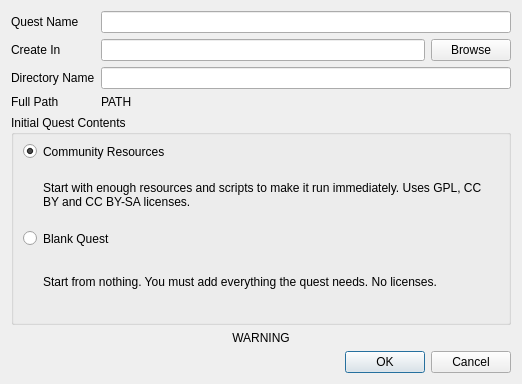
The window that src/widgets/new_quest_dialog.ui (Kangie/solarus) describes before a commit, drawn with Qt 5.
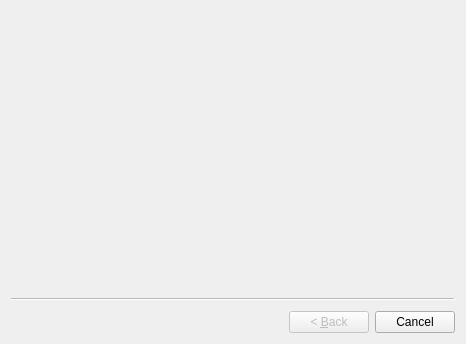
The same window after the commit. Icons and pictures are not drawn.

Commit message: Switched over to a QWizard instead of a straight QDialog.

```diff
--- a/src/widgets/new_quest_dialog.ui
+++ b/src/widgets/new_quest_dialog.ui
@@ -1,180 +1,18 @@
 <?xml version="1.0" encoding="UTF-8"?>
 <ui version="4.0">
  <class>SolarusEditor::NewQuestDialog</class>
- <widget class="QDialog" name="SolarusEditor::NewQuestDialog">
+ <widget class="QWizard" name="SolarusEditor::NewQuestDialog">
   <property name="geometry">
    <rect>
     <x>0</x>
     <y>0</y>
-    <width>522</width>
-    <height>384</height>
+    <width>466</width>
+    <height>344</height>
    </rect>
   </property>
   <property name="windowTitle">
    <string>Dialog</string>
   </property>
-  <layout class="QVBoxLayout" name="verticalLayout">
-   <item>
-    <layout class="QFormLayout" name="formLayout">
-     <item row="1" column="0">
-      <widget class="QLabel" name="directory_label">
-       <property name="text">
-        <string>Create In</string>
-       </property>
-      </widget>
-     </item>
-     <item row="1" column="1">
-      <layout class="QHBoxLayout" name="directory_layout">
-       <item>
-        <widget class="QLineEdit" name="directory_line_edit"/>
-       </item>
-       <item>
-        <widget class="QPushButton" name="directory_browse_button">
-         <property name="text">
-          <string>Browse</string>
-         </property>
-        </widget>
-       </item>
-      </layout>
-     </item>
-     <item row="0" column="0">
-      <widget class="QLabel" name="name_label">
-       <property name="enabled">
-        <bool>true</bool>
-       </property>
-       <property name="text">
-        <string>Quest Name</string>
-       </property>
-      </widget>
-     </item>
-     <item row="0" column="1">
-      <widget class="QLineEdit" name="name_line_edit">
-       <property name="enabled">
-        <bool>true</bool>
-       </property>
-      </widget>
-     </item>
-     <item row="2" column="0">
-      <widget class="QLabel" name="file_label">
-       <property name="text">
-        <string>Directory Name</string>
-       </property>
-      </widget>
-     </item>
-     <item row="3" column="0">
-      <widget class="QLabel" name="path_label">
-       <property name="text">
-        <string>Full Path</string>
-       </property>
-      </widget>
-     </item>
-     <item row="3" column="1">
-      <widget class="QLabel" name="path_value">
-       <property name="sizePolicy">
-        <sizepolicy hsizetype="Ignored" vsizetype="Ignored">
-         <horstretch>0</horstretch>
-         <verstretch>0</verstretch>
-        </sizepolicy>
-       </property>
-       <property name="text">
-        <string>PATH</string>
-       </property>
-      </widget>
-     </item>
-     <item row="2" column="1">
-      <widget class="QLineEdit" name="file_line_edit"/>
-     </item>
-    </layout>
-   </item>
-   <item>
-    <widget class="QGroupBox" name="inital_quest_group_box">
-     <property name="title">
-      <string>Initial Quest Contents</string>
-     </property>
-     <layout class="QFormLayout" name="formLayout_2">
-      <item row="0" column="0">
-       <widget class="QRadioButton" name="cr_button">
-        <property name="text">
-         <string/>
-        </property>
-        <property name="icon">
-         <iconset resource="../../resources/images.qrc">
-          <normaloff>:/images/icon_copy.png</normaloff>:/images/icon_copy.png</iconset>
-        </property>
-        <property name="checked">
-         <bool>true</bool>
-        </property>
-       </widget>
-      </item>
-      <item row="3" column="0">
-       <widget class="QRadioButton" name="bq_button">
-        <property name="text">
-         <string/>
-        </property>
-        <property name="icon">
-         <iconset resource="../../resources/images.qrc">
-          <normaloff>:/images/ground_empty.png</normaloff>:/images/ground_empty.png</iconset>
-        </property>
-       </widget>
-      </item>
-      <item row="0" column="1">
-       <widget class="QLabel" name="cr_title">
-        <property name="text">
-         <string>Community Resources</string>
-        </property>
-       </widget>
-      </item>
-      <item row="3" column="1">
-       <widget class="QLabel" name="bq_title">
-        <property name="text">
-         <string>Blank Quest</string>
-        </property>
-       </widget>
-      </item>
-      <item row="1" column="1">
-       <widget class="QLabel" name="cr_description">
-        <property name="text">
-         <string>&lt;html&gt;&lt;head/&gt;&lt;body&gt;&lt;p&gt;Start with enough resources and scripts to make it run immediately. Uses GPL, CC BY and CC BY-SA licenses.&lt;/p&gt;&lt;/body&gt;&lt;/html&gt;</string>
-        </property>
-        <property name="wordWrap">
-         <bool>true</bool>
-        </property>
-       </widget>
-      </item>
-      <item row="4" column="1">
-       <widget class="QLabel" name="bq_description">
-        <property name="text">
-         <string>&lt;html&gt;&lt;head/&gt;&lt;body&gt;&lt;p&gt;Start from nothing. You must add everything the quest needs. No licenses.&lt;/p&gt;&lt;/body&gt;&lt;/html&gt;</string>
-        </property>
-        <property name="wordWrap">
-         <bool>true</bool>
-        </property>
-       </widget>
-      </item>
-     </layout>
-    </widget>
-   </item>
-   <item>
-    <widget class="QLabel" name="warning_value">
-     <property name="text">
-      <string>WARNING</string>
-     </property>
-     <property name="alignment">
-      <set>Qt::AlignCenter</set>
-     </property>
-    </widget>
-   </item>
-   <item>
-    <widget class="QDialogButtonBox" name="buttonBox">
-     <property name="orientation">
-      <enum>Qt::Horizontal</enum>
-     </property>
-     <property name="standardButtons">
-      <set>QDialogButtonBox::Cancel|QDialogButtonBox::Ok</set>
-     </property>
-    </widget>
-   </item>
-  </layout>
  </widget>
  <resources>
   <include location="../../resources/images.qrc"/>
```
Left out of the diff: 37 changed lines with no effect on the pictures. The commit also changes 7 other files.
